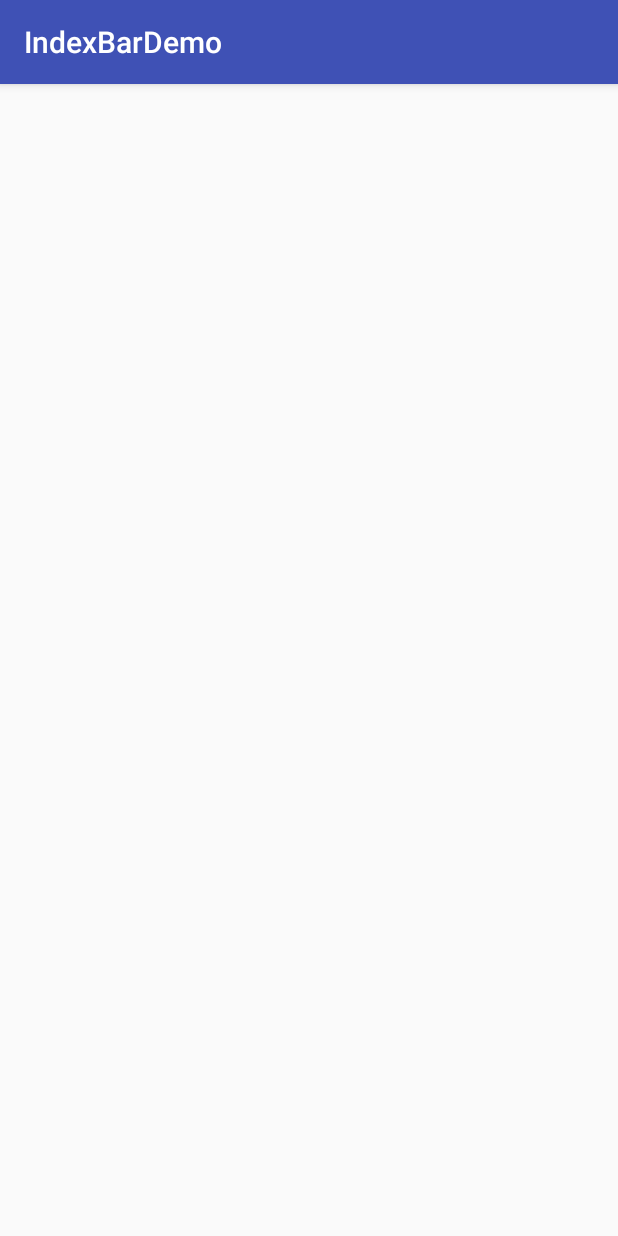
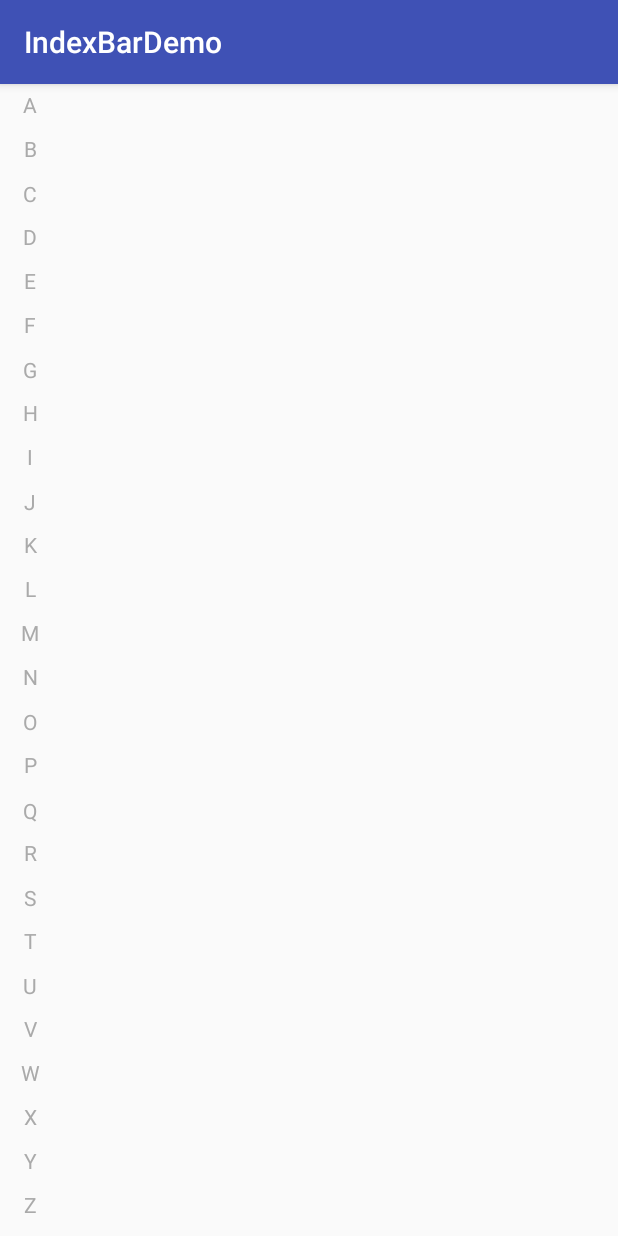
Before and after one commit to LwkCoder/IndexBar, an Android app: the screen it shows after launch (MainActivity), on a phone screen of 412 x 824 dp. Run offline under Robolectric (Android 15) with nearby library versions, the phone set to English and light mode, and no system bars.

Commit message:
IndexBar coding complete
Change-Id: Iebbc0d964cfc8080af34a23f4523fc394fd3d983

```diff
--- a/IndexBar/src/main/AndroidManifest.xml
+++ b/IndexBar/src/main/AndroidManifest.xml
@@ -4,10 +4,7 @@
 >
 
     <application android:allowBackup="true"
-                 android:label="@string/app_name"
-                 android:supportsRtl="true"
-    >
-
+                 android:supportsRtl="true">
     </application>
 
 </manifest>
--- /dev/null
+++ b/IndexBar/src/main/java/com/lwkandroid/indexbar/IndexBar.java
@@ -0,0 +1,219 @@
+package com.lwkandroid.indexbar;
+
+import android.content.Context;
+import android.content.res.Resources;
+import android.content.res.TypedArray;
+import android.graphics.Canvas;
+import android.graphics.Color;
+import android.graphics.Paint;
+import android.graphics.Rect;
+import android.graphics.Typeface;
+import android.util.AttributeSet;
+import android.util.Pair;
+import android.view.MotionEvent;
+import android.view.View;
+
+/**
+ * 自定义控件：索引栏
+ */
+
+public class IndexBar extends View
+{
+    private CharSequence[] mCharArray;
+    private int mTextColorNormal;
+    private int mTextColorPressed;
+    private int mTextSizeNormal;
+    private int mTextSizePressed;
+    private Paint mPaintNormal;
+    private Paint mPaintPressed;
+    private int mWidth, mHeight, mItemHeight;
+    private int mLastIndex = -1;
+    private boolean mPressed;
+    private static final int[] STATE_PRESSED = new int[]{android.R.attr.state_pressed};
+    private OnIndexLetterChangedListener mListener;
+
+    public IndexBar(Context context)
+    {
+        super(context);
+        init(context, null);
+    }
+
+    public IndexBar(Context context, AttributeSet attrs)
+    {
+        super(context, attrs);
+        init(context, attrs);
+    }
+
+    private void init(Context context, AttributeSet attrs)
+    {
+        //初始化默认属性
+        Resources resources = context.getResources();
+        mCharArray = resources.getStringArray(R.array.index_bar_array);
+        mTextSizeNormal = resources.getDimensionPixelSize(R.dimen.ib_text_size_normal_default);
+        mTextSizePressed = resources.getDimensionPixelSize(R.dimen.ib_text_size_pressed_default);
+        mTextColorNormal = Color.BLACK;
+        mTextColorPressed = Color.BLUE;
+        //获取自定义属性
+        TypedArray ta = context.obtainStyledAttributes(attrs, R.styleable.IndexBar);
+        if (ta != null)
+        {
+            int count = ta.getIndexCount();
+            for (int i = 0; i < count; i++)
+            {
+                int index = ta.getIndex(i);
+                if (index == R.styleable.IndexBar_text_color_normal)
+                    mTextColorNormal = ta.getColor(index, Color.GRAY);
+                else if (index == R.styleable.IndexBar_text_color_pressed)
+                    mTextColorPressed = ta.getColor(index, Color.BLACK);
+                else if (index == R.styleable.IndexBar_text_size_normal)
+                    mTextSizeNormal = ta.getDimensionPixelSize(index,
+                            context.getResources().getDimensionPixelSize(R.dimen.ib_text_size_normal_default));
+                else if (index == R.styleable.IndexBar_text_size_pressed)
+                    mTextSizePressed = ta.getDimensionPixelSize(index,
+                            context.getResources().getDimensionPixelSize(R.dimen.ib_text_size_pressed_default));
+            }
+            ta.recycle();
+        }
+        //初始化Paint
+        mPaintNormal = new Paint();
+        mPaintNormal.setAntiAlias(true);
+        mPaintNormal.setColor(mTextColorNormal);
+        mPaintNormal.setTextSize(mTextSizeNormal);
+        mPaintPressed = new Paint();
+        mPaintPressed.setAntiAlias(true);
+        mPaintPressed.setTextSize(mTextSizePressed);
+        mPaintPressed.setColor(mTextColorPressed);
+        mPaintPressed.setFakeBoldText(true);
+        mPaintPressed.setTypeface(Typeface.DEFAULT_BOLD);
+    }
+
+    @Override
+    protected void onMeasure(int widthMeasureSpec, int heightMeasureSpec)
+    {
+        super.onMeasure(widthMeasureSpec, heightMeasureSpec);
+        mWidth = getMeasuredWidth();
+        mHeight = getMeasuredHeight();
+        if (mCharArray != null && mCharArray.length > 0)
+            mItemHeight = (mHeight - getPaddingTop() - getPaddingBottom()) / mCharArray.length;
+        //如果没有指定具体的宽度，修改宽度为Item高度+paddingTop+paddingBottom
+        if (MeasureSpec.getMode(widthMeasureSpec) != MeasureSpec.EXACTLY)
+            mWidth = mItemHeight + getPaddingLeft() + getPaddingRight();
+        setMeasuredDimension(mWidth, mHeight);
+    }
+
+    @Override
+    protected void onDraw(Canvas canvas)
+    {
+        super.onDraw(canvas);
+        if (mCharArray != null && mCharArray.length > 0)
+        {
+            for (int i = 0, length = mCharArray.length; i < length; i++)
+            {
+                CharSequence c = mCharArray[i];
+                Pair<Float, Float> position;
+                if (i == mLastIndex)
+                {
+                    position = calPosition(c, mPaintPressed, i);
+                    canvas.drawText(c, 0, c.length(), position.first, position.second, mPaintPressed);
+                } else
+                {
+                    position = calPosition(c, mPaintNormal, i);
+                    canvas.drawText(c, 0, c.length(), position.first, position.second, mPaintNormal);
+                }
+            }
+        }
+    }
+
+    @Override
+    public boolean dispatchTouchEvent(MotionEvent event)
+    {
+        final int action = event.getAction();
+        float y;
+        if (action == MotionEvent.ACTION_DOWN)
+        {
+            getParent().requestDisallowInterceptTouchEvent(true);
+            setPressedState(true);
+            y = event.getY();
+            checkY(y);
+        } else if (action == MotionEvent.ACTION_MOVE)
+        {
+            y = event.getY();
+            checkY(y);
+        } else if (action == MotionEvent.ACTION_UP
+                || action == MotionEvent.ACTION_CANCEL)
+        {
+            getParent().requestDisallowInterceptTouchEvent(false);
+            setPressedState(false);
+            mLastIndex = -1;
+            invalidate();
+        }
+        return true;
+    }
+
+    @Override
+    protected int[] onCreateDrawableState(int extraSpace)
+    {
+        int[] states = super.onCreateDrawableState(extraSpace + 1);
+        if (mPressed)
+            mergeDrawableStates(states, STATE_PRESSED);
+        return states;
+    }
+
+    private void checkY(float y)
+    {
+        int curIndex = (int) ((y - getPaddingTop()) / mItemHeight);
+        if (curIndex != mLastIndex)
+        {
+            if (curIndex >= 0 && curIndex < mCharArray.length)
+            {
+                if (mListener != null)
+                    mListener.onLetterChanged(mCharArray[curIndex], curIndex, y);
+                mLastIndex = curIndex;
+            }
+        }
+        invalidate();
+    }
+
+    //计算位置
+    private Pair<Float, Float> calPosition(CharSequence str, Paint paint, int index)
+    {
+        // x坐标等于中间-字符串宽度的一半.
+        float x = mWidth / 2 - paint.measureText(String.valueOf(str)) / 2;
+        Rect rect = new Rect();
+        paint.getTextBounds(String.valueOf(str), 0, str.length(), rect);
+        float y = mItemHeight * index + (mItemHeight + rect.height()) / 2 + getPaddingTop();
+        return new Pair<>(x, y);
+    }
+
+    //更新按压状态
+    private void setPressedState(boolean pressed)
+    {
+        if (mPressed != pressed)
+        {
+            mPressed = pressed;
+            refreshDrawableState();
+        }
+    }
+
+    /**
+     * 自定义字符数组
+     */
+    public void setTextArray(CharSequence[] array)
+    {
+        this.mCharArray = array;
+        invalidate();
+    }
+
+    /**
+     * 设置索引字母改变监听
+     */
+    public void setOnIndexLetterChangedListener(OnIndexLetterChangedListener l)
+    {
+        this.mListener = l;
+    }
+
+    public interface OnIndexLetterChangedListener
+    {
+        void onLetterChanged(CharSequence indexChar, int index, float y);
+    }
+}
--- /dev/null
+++ b/IndexBar/src/main/res/values/arrays.xml
@@ -0,0 +1,31 @@
+<?xml version="1.0" encoding="utf-8"?>
+<resources>
+    <string-array name="index_bar_array">
+        <item>A</item>
+        <item>B</item>
+        <item>C</item>
+        <item>D</item>
+        <item>E</item>
+        <item>F</item>
+        <item>G</item>
+        <item>H</item>
+        <item>I</item>
+        <item>J</item>
+        <item>K</item>
+        <item>L</item>
+        <item>M</item>
+        <item>N</item>
+        <item>O</item>
+        <item>P</item>
+        <item>Q</item>
+        <item>R</item>
+        <item>S</item>
+        <item>T</item>
+        <item>U</item>
+        <item>V</item>
+        <item>W</item>
+        <item>X</item>
+        <item>Y</item>
+        <item>Z</item>
+    </string-array>
+</resources>
--- /dev/null
+++ b/IndexBar/src/main/res/values/dimens.xml
@@ -0,0 +1,5 @@
+<?xml version="1.0" encoding="utf-8"?>
+<resources>
+    <dimen name="ib_text_size_normal_default">10sp</dimen>
+    <dimen name="ib_text_size_pressed_default">15sp</dimen>
+</resources>
--- a/IndexBar/src/main/res/values/strings.xml
+++ b/IndexBar/src/main/res/values/strings.xml
@@ -1,3 +1,3 @@
 <resources>
-    <string name="app_name">IndexBar</string>
+
 </resources>
--- a/app/build.gradle
+++ b/app/build.gradle
@@ -20,6 +20,7 @@ android {
 }
 
 dependencies {
-    compile fileTree(dir: 'libs', include: ['*.jar'])
+    compile fileTree(include: ['*.jar'], dir: 'libs')
+    compile project(':IndexBar')
     compile "com.android.support:appcompat-v7:${LIB_ANDROID_SUPPORT_VERSION}"
 }
--- a/app/src/main/java/com/lwkandroid/indexbardemo/MainActivity.java
+++ b/app/src/main/java/com/lwkandroid/indexbardemo/MainActivity.java
@@ -2,14 +2,27 @@ package com.lwkandroid.indexbardemo;
 
 import android.support.v7.app.AppCompatActivity;
 import android.os.Bundle;
+import android.util.Log;
+
+import com.lwkandroid.indexbar.IndexBar;
 
 public class MainActivity extends AppCompatActivity
 {
+    IndexBar indexBar;
 
     @Override
     protected void onCreate(Bundle savedInstanceState)
     {
         super.onCreate(savedInstanceState);
         setContentView(R.layout.activity_main);
+        indexBar = (IndexBar) findViewById(R.id.indexBar);
+        indexBar.setOnIndexLetterChangedListener(new IndexBar.OnIndexLetterChangedListener()
+        {
+            @Override
+            public void onLetterChanged(CharSequence indexChar, int index, float y)
+            {
+                Log.e("s", "当前索引:" + indexChar + " " + index + " " + y);
+            }
+        });
     }
 }
--- a/app/src/main/res/layout/activity_main.xml
+++ b/app/src/main/res/layout/activity_main.xml
@@ -7,5 +7,12 @@
     android:layout_height="match_parent"
     tools:context="com.lwkandroid.indexbardemo.MainActivity">
 
-
+    <com.lwkandroid.indexbar.IndexBar
+        android:id="@+id/indexBar"
+        android:layout_width="40dp"
+        android:layout_height="match_parent"
+        app:text_color_normal="@android:color/darker_gray"
+        app:text_color_pressed="@android:color/holo_red_dark"
+        app:text_size_normal="14sp"
+        app:text_size_pressed="16sp"/>
 </FrameLayout>
```
Also changed, not shown: IndexBar/src/main/res/values/attrs.xml (added, +9 -0 lines).
